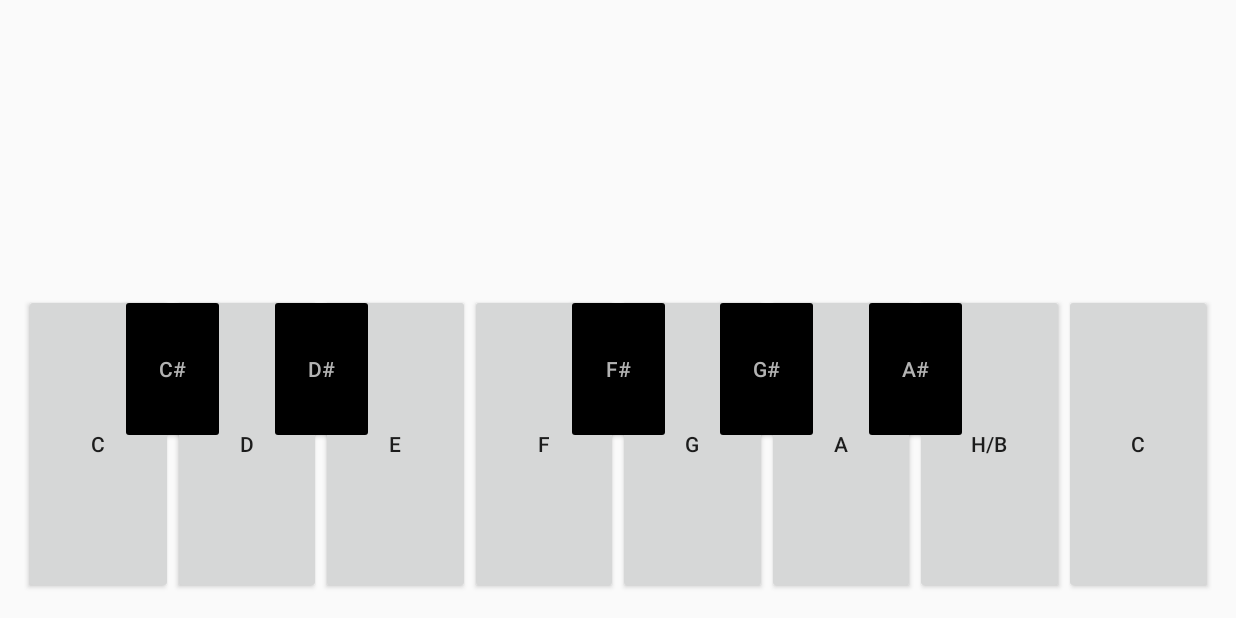
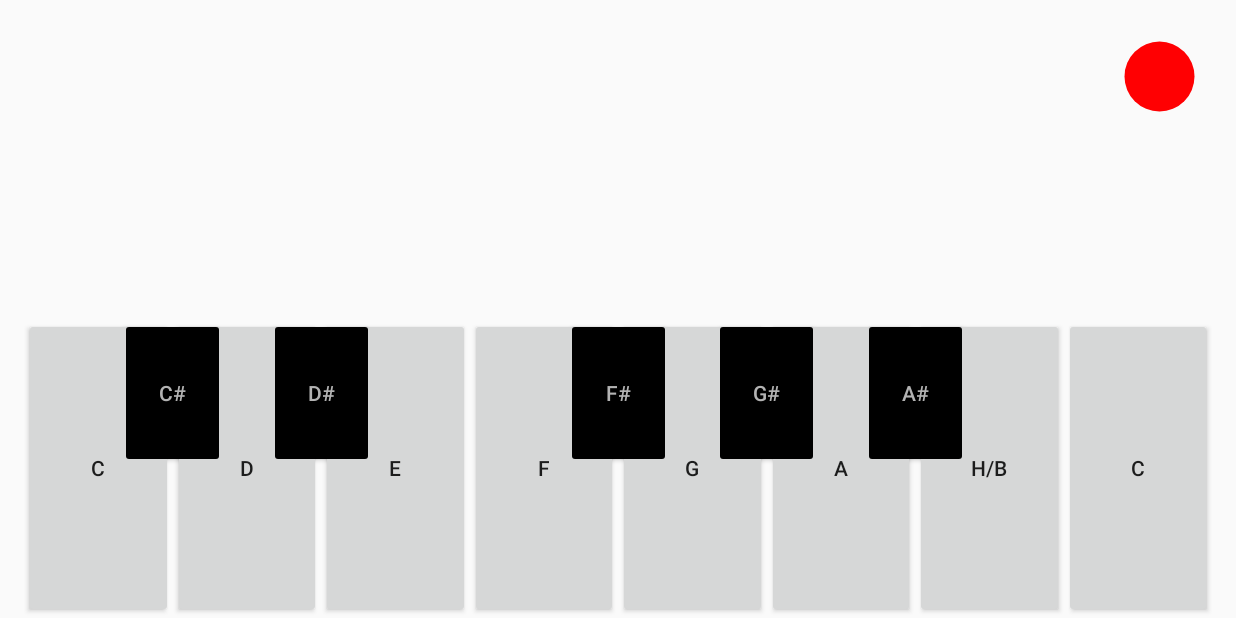
Before and after one commit to QndziaPL/TapForMelody, an Android app: the screen it shows after launch (MainActivity), on a phone screen of 824 x 412 dp (held sideways). Run offline under Robolectric (Android 15) with nearby library versions, the light colour scheme and no system bars; our stand-ins replace data binding.

Commit message:
showing notes played on screen, added rec button and some live data to observe

```diff
--- a/app/src/main/java/com/qndzia/tapformelody/playandrecord/PlayAndRecord.kt
+++ b/app/src/main/java/com/qndzia/tapformelody/playandrecord/PlayAndRecord.kt
@@ -8,6 +8,7 @@ import androidx.fragment.app.Fragment
 import android.view.LayoutInflater
 import android.view.View
 import android.view.ViewGroup
+import androidx.lifecycle.Observer
 import androidx.lifecycle.ViewModel
 import androidx.lifecycle.ViewModelProvider
 import com.qndzia.tapformelody.R
@@ -17,7 +18,7 @@ import kotlinx.android.synthetic.main.fragment_play_and_record.*
 
 class PlayAndRecord : Fragment() {
 
-lateinit var viewModel: PlayAndRecordViewModel
+    lateinit var viewModel: PlayAndRecordViewModel
 
     override fun onCreateView(
         inflater: LayoutInflater, container: ViewGroup?,
@@ -30,6 +31,21 @@ lateinit var viewModel: PlayAndRecordViewModel
         viewModel = ViewModelProvider(requireActivity()).get(PlayAndRecordViewModel::class.java)
         binding.viewModel = viewModel
 
+        viewModel.isRecording.observe(viewLifecycleOwner,
+            Observer {
+                if (it) {
+                    recordButton.text = "Rec"
+//                    notesPlayed.text = viewModel.nutki
+                } else {
+                    recordButton.text = ""
+//                    notesPlayed.text = viewModel.nutki
+                }
+            })
+
+        viewModel.myMelody.observe(viewLifecycleOwner,
+        Observer { notesPlayed.text = viewModel.myMelody.value })
+
+
         return binding.root
     }
 }
--- a/app/src/main/java/com/qndzia/tapformelody/playandrecord/PlayAndRecorvViewModel.kt
+++ b/app/src/main/java/com/qndzia/tapformelody/playandrecord/PlayAndRecorvViewModel.kt
@@ -1,10 +1,8 @@
 package com.qndzia.tapformelody.playandrecord
 
 import android.app.Application
-import android.content.Context
 import android.media.MediaPlayer
 import android.os.Handler
-import android.view.View
 import androidx.lifecycle.AndroidViewModel
 import androidx.lifecycle.LiveData
 import androidx.lifecycle.MutableLiveData
@@ -17,6 +15,11 @@ class PlayAndRecordViewModel(application: Application) : AndroidViewModel(applic
 
     private var _isRecording = MutableLiveData<Boolean>()
     val isRecording: LiveData<Boolean> = _isRecording
+
+    private var _myMelody = MutableLiveData<String>()
+    val myMelody:  LiveData<String> = _myMelody
+
+
 
 
 
@@ -67,13 +70,27 @@ class PlayAndRecordViewModel(application: Application) : AndroidViewModel(applic
             mediaPlayer.release()
         }, 1000)
 
+        _myMelody.value = _myMelody.value + note.noteName + " "
+
+//        while(_isRecording.value == true) {
+//            _myMelody.value?.apply { add(note) }
+//        }
+
+    }
+
+    fun onRecordPressed() {
+        _isRecording.value = _isRecording.value == false
+
     }
 
 
-    val myMelody = mutableListOf<Note>()
+
+
+
 
     init {
         _isRecording.value = false
+        _myMelody.value = ""
     }
 
 }
--- /dev/null
+++ b/app/src/main/res/drawable/ic_record.xml
@@ -0,0 +1,5 @@
+<vector android:height="24dp" android:tint="#FF0002"
+    android:viewportHeight="24.0" android:viewportWidth="24.0"
+    android:width="24dp" xmlns:android="http://schemas.android.com/apk/res/android">
+    <path android:fillColor="#010101" android:pathData="M12,12m-8,0a8,8 0,1 1,16 0a8,8 0,1 1,-16 0"/>
+</vector>
--- a/app/src/main/res/layout/fragment_play_and_record.xml
+++ b/app/src/main/res/layout/fragment_play_and_record.xml
@@ -17,13 +17,35 @@
         android:layout_height="match_parent"
         tools:context=".MainActivity">
 
+        <TextView
+            android:id="@+id/notesPlayed"
+            android:layout_width="wrap_content"
+            android:layout_height="wrap_content"
+            android:layout_marginStart="16dp"
+            android:layout_marginTop="16dp"
+            android:textSize="30sp"
+            app:layout_constraintStart_toStartOf="parent"
+            app:layout_constraintTop_toTopOf="parent"
+
+            tools:text="c d e f " />
+
+        <Button
+            android:id="@+id/recordButton"
+            android:layout_width="70dp"
+            android:layout_height="70dp"
+            android:layout_marginTop="16dp"
+            android:layout_marginEnd="16dp"
+            android:background="@drawable/ic_record"
+            android:onClick="@{() -> viewModel.onRecordPressed()}"
+            app:layout_constraintEnd_toEndOf="parent"
+            app:layout_constraintTop_toTopOf="parent" />
+
         <androidx.constraintlayout.widget.ConstraintLayout
             android:id="@+id/whiteKeysLayout"
             android:layout_width="match_parent"
             android:layout_height="wrap_content"
             android:layout_marginStart="16dp"
             android:layout_marginEnd="16dp"
-            android:layout_marginBottom="16dp"
             app:layout_constraintBottom_toBottomOf="parent"
             app:layout_constraintEnd_toEndOf="parent"
             app:layout_constraintStart_toStartOf="parent">
```
